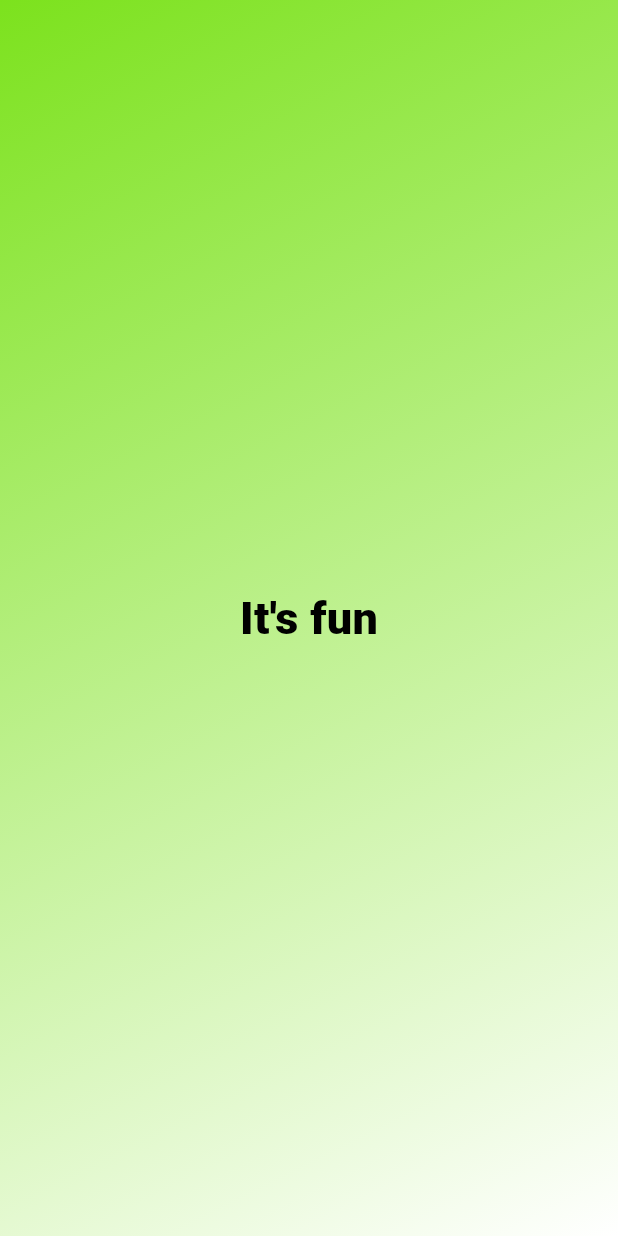
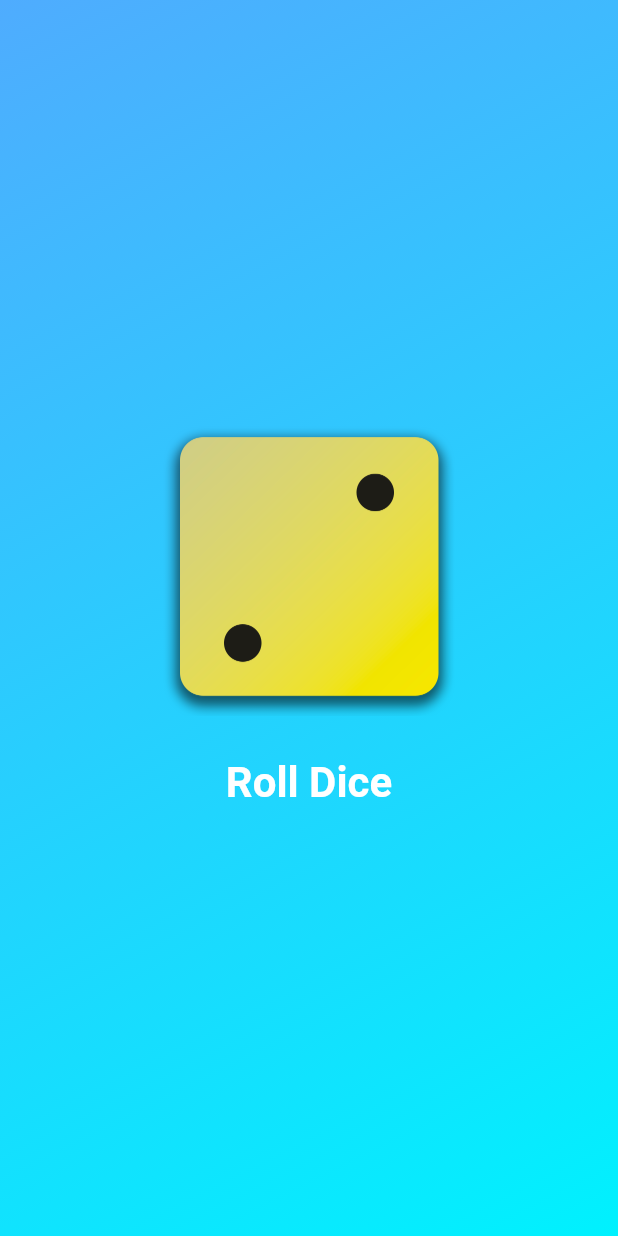
Before and after one commit to iftikhoq/Flutter_projects, a Flutter app: the screen it shows after launch, on a phone screen of 412 x 824 dp. Run offline on Flutter 3.47's test engine with Material 3 defaults, Android fonts, the phone set to English and light mode, and no system bars.

```diff
--- a/roll_dice/lib/main.dart
+++ b/roll_dice/lib/main.dart
@@ -5,7 +5,8 @@ void main() {
   runApp(
     const MaterialApp(
       home: Scaffold(
-        body: MainBackground(),
+        body: MainBackground(Color.fromARGB(255, 79, 172, 254),
+            Color.fromARGB(255, 0, 241, 254)),
       ),
     ),
   );
--- a/roll_dice/lib/main_background.dart
+++ b/roll_dice/lib/main_background.dart
@@ -1,25 +1,28 @@
 import 'package:flutter/material.dart';
-import 'package:roll_dice/styled_text.dart';
+// import 'package:roll_dice/styled_text.dart';
+import 'package:roll_dice/roll_dice.dart';
+
 class MainBackground extends StatelessWidget {
-  const MainBackground({super.key});
+  const MainBackground(this.color1, this.color2, {super.key});
+
+  final Color color1;
+  final Color color2;
+
+
   @override
   Widget build(BuildContext context) {
     return Container(
-      decoration: const BoxDecoration(
+      decoration: BoxDecoration(
         gradient: LinearGradient(
-          colors: [
-            Color.fromARGB(255, 124, 226, 29),
-            Color.fromARGB(255, 255, 255, 255)
-          ],
+          colors: [color1, color2],
           begin: Alignment.topLeft,
           end: Alignment.bottomRight,
         ),
       ),
       child: const Center(
-        child: StyledText("It's fun"),
+        child: RollDice(),
       ),
     );
     // throw UnimplementedError();
   }
-
 }
--- /dev/null
+++ b/roll_dice/lib/roll_dice.dart
@@ -0,0 +1,47 @@
+import 'dart:math';
+
+import 'package:flutter/material.dart';
+
+final randomizer = Random();
+
+class RollDice extends StatefulWidget {
+  const RollDice({super.key});
+
+  @override
+  State<RollDice> createState() {
+    return _RollDiceState();
+  }
+}
+
+class _RollDiceState extends State<RollDice> {
+  var activeDice = 2;
+
+  void rolldice() {
+    setState(() {
+      activeDice = randomizer.nextInt(6) + 1;
+    });
+  }
+
+  @override
+  Widget build(context) {
+    return Column(
+      mainAxisSize: MainAxisSize.min,
+      children: [
+        Image.asset(
+          'assets/images/dice-$activeDice.png',
+          width: 200,
+        ),
+        const SizedBox(height: 20), // padding alternative
+        TextButton(
+          onPressed: rolldice,
+          style: TextButton.styleFrom(
+              // padding: const EdgeInsets.only(top: 30),
+              foregroundColor: Colors.white,
+              textStyle:
+                  const TextStyle(fontSize: 28, fontWeight: FontWeight.w600)),
+          child: const Text('Roll Dice'),
+        ),
+      ],
+    );
+  }
+}
```
Also changed, not shown: roll_dice/pubspec.yaml (+7 -3 lines), roll_dice/assets/images/dice-1.png (added), roll_dice/assets/images/dice-2.png (added), roll_dice/assets/images/dice-3.png (added), roll_dice/assets/images/dice-4.png (added), roll_dice/assets/images/dice-5.png (added), roll_dice/assets/images/dice-6.png (added).
